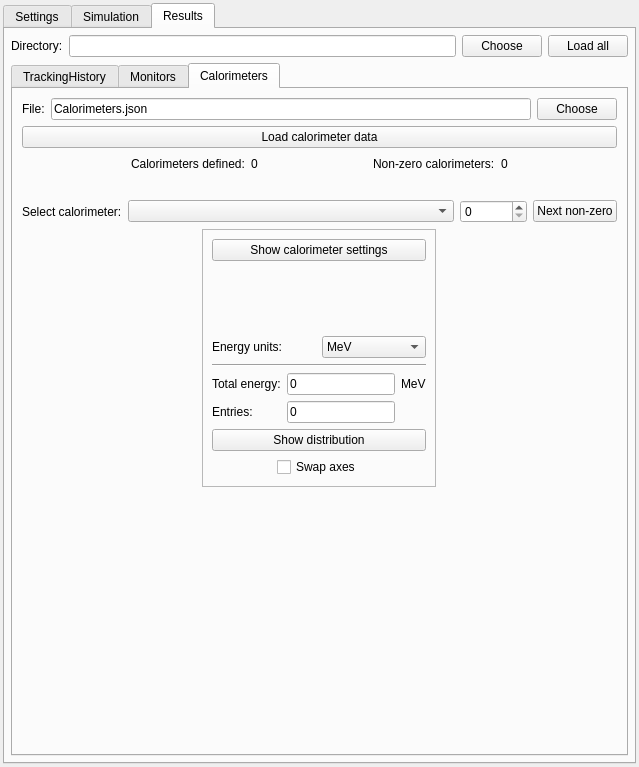
andrmor/ANTS3bundle, file ants3bundle/src/ants3/gui/particleSim/aparticlesimwin.ui: the form before one commit.
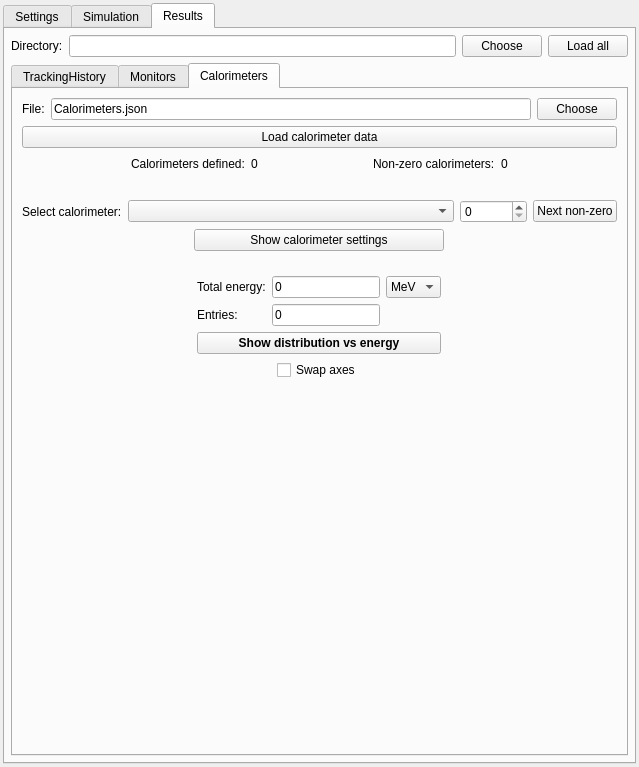
The form after the commit. The open tabs and pages were chosen to show the change. Icons and pictures are not drawn.

Diff of the .ui file:
```diff
--- a/ants3bundle/src/ants3/gui/particleSim/aparticlesimwin.ui
+++ b/ants3bundle/src/ants3/gui/particleSim/aparticlesimwin.ui
@@ -4254,83 +4254,50 @@
               </item>
              </layout>
             </item>
+            <item alignment="Qt::AlignHCenter">
+             <widget class="QPushButton" name="pbShowCalorimeterSettings">
+              <property name="minimumSize">
+               <size>
+                <width>250</width>
+                <height>0</height>
+               </size>
+              </property>
+              <property name="text">
+               <string>Show calorimeter settings</string>
+              </property>
+             </widget>
+            </item>
+            <item>
+             <spacer name="verticalSpacer_7">
+              <property name="orientation">
+               <enum>Qt::Vertical</enum>
+              </property>
+              <property name="sizeType">
+               <enum>QSizePolicy::Fixed</enum>
+              </property>
+              <property name="sizeHint" stdset="0">
+               <size>
+                <width>20</width>
+                <height>10</height>
+               </size>
+              </property>
+             </spacer>
+            </item>
             <item alignment="Qt::AlignHCenter">
              <widget class="QFrame" name="frCalorimeter">
               <property name="sizePolicy">
-               <sizepolicy hsizetype="Preferred" vsizetype="Expanding">
+               <sizepolicy hsizetype="Preferred" vsizetype="Minimum">
                 <horstretch>0</horstretch>
                 <verstretch>0</verstretch>
                </sizepolicy>
               </property>
               <property name="frameShape">
-               <enum>QFrame::StyledPanel</enum>
+               <enum>QFrame::NoFrame</enum>
               </property>
               <property name="frameShadow">
                <enum>QFrame::Raised</enum>
               </property>
               <layout class="QVBoxLayout" name="verticalLayout_33">
-               <item>
-                <widget class="QPushButton" name="pbShowCalorimeterSettings">
-                 <property name="text">
-                  <string>Show calorimeter settings</string>
-                 </property>
-                </widget>
-               </item>
-               <item>
-                <spacer name="verticalSpacer_6">
-                 <property name="orientation">
-                  <enum>Qt::Vertical</enum>
-                 </property>
-                 <property name="sizeHint" stdset="0">
-                  <size>
-                   <width>20</width>
-                   <height>40</height>
-                  </size>
-                 </property>
-                </spacer>
-               </item>
-               <item>
-                <layout class="QHBoxLayout" name="horizontalLayout_54">
-                 <item>
-                  <widget class="QLabel" name="label_43">
-                   <property name="text">
-                    <string>Energy units:</string>
-                   </property>
-                  </widget>
-                 </item>
-                 <item>
-                  <widget class="QComboBox" name="cobCalorimeterEnergyUnits">
-                   <item>
-                    <property name="text">
-                     <string>MeV</string>
-                    </property>
-                   </item>
-                   <item>
-                    <property name="text">
-                     <string>keV</string>
-                    </property>
-                   </item>
-                   <item>
-                    <property name="text">
-                     <string>eV</string>
-                    </property>
-                   </item>
-                   <item>
-                    <property name="text">
-                     <string>meV</string>
-                    </property>
-                   </item>
-                  </widget>
-                 </item>
-                </layout>
-               </item>
-               <item>
-                <widget class="Line" name="line_11">
-                 <property name="orientation">
-                  <enum>Qt::Horizontal</enum>
-                 </property>
-                </widget>
-               </item>
                <item>
                 <layout class="QGridLayout" name="gridLayout_3">
                  <item row="0" column="0">
@@ -4350,13 +4317,6 @@
                    </property>
                   </widget>
                  </item>
-                 <item row="0" column="2">
-                  <widget class="QLabel" name="labCalorimeterUnits">
-                   <property name="text">
-                    <string>MeV</string>
-                   </property>
-                  </widget>
-                 </item>
                  <item row="1" column="0">
                   <widget class="QLabel" name="label_48">
                    <property name="text">
@@ -4374,12 +4334,41 @@
                    </property>
                   </widget>
                  </item>
+                 <item row="0" column="2">
+                  <widget class="QComboBox" name="cobCalorimeterEnergyUnits">
+                   <item>
+                    <property name="text">
+                     <string>MeV</string>
+                    </property>
+                   </item>
+                   <item>
+                    <property name="text">
+                     <string>keV</string>
+                    </property>
+                   </item>
+                   <item>
+                    <property name="text">
+                     <string>eV</string>
+                    </property>
+                   </item>
+                   <item>
+                    <property name="text">
+                     <string>meV</string>
+                    </property>
+                   </item>
+                  </widget>
+                 </item>
                 </layout>
                </item>
                <item>
                 <widget class="QPushButton" name="pbCalorimetersShowDistribution">
+                 <property name="font">
+                  <font>
+                   <bold>true</bold>
+                  </font>
+                 </property>
                  <property name="text">
-                  <string>Show distribution</string>
+                  <string>Show distribution vs energy</string>
                  </property>
                 </widget>
                </item>
@@ -4401,7 +4390,7 @@
               <property name="sizeHint" stdset="0">
                <size>
                 <width>20</width>
-                <height>219</height>
+                <height>250</height>
                </size>
               </property>
              </spacer>
```
Left out of the diff: 2 changed lines with no effect on the pictures.
